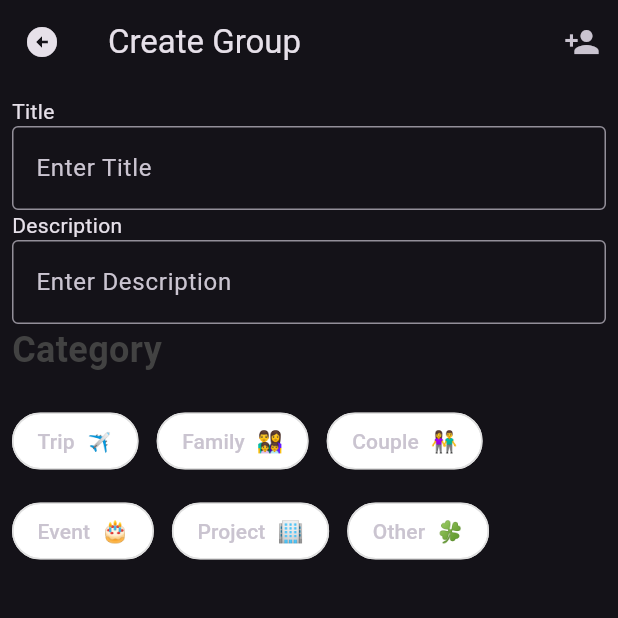
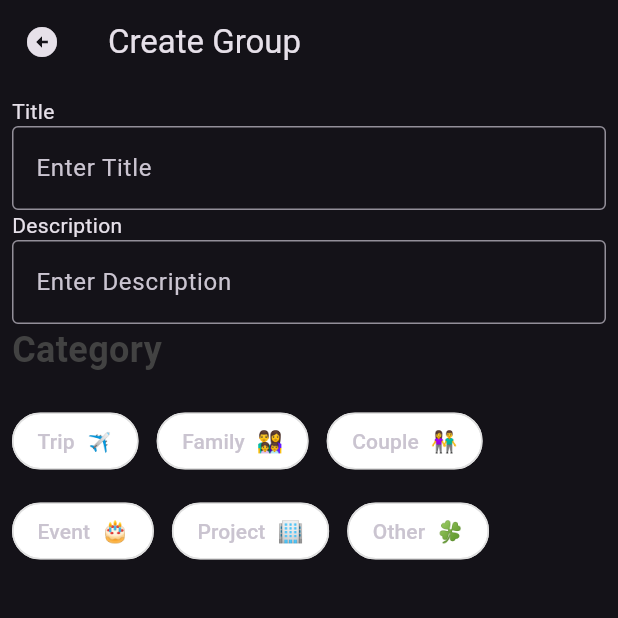
Before and after one commit to rohitranjan753/spendeex, a Flutter app: the CreateGroupScreen screen opened by its route, on a phone screen of 412 x 824 dp, the top half of it. Run offline on Flutter 3.47's test engine with Material 3 defaults, Android fonts, the phone set to English and light mode, and no system bars; our stand-ins replace cloud_firestore, firebase_auth, firebase_core, fl_chart, google_nav_bar, google_sign_in; accounts and stored records are empty.

Commit message:
Created group screen modified

```diff
--- a/spendeex/lib/presentation/screens/create_group_screen.dart
+++ b/spendeex/lib/presentation/screens/create_group_screen.dart
@@ -16,7 +16,7 @@ class _CreateGroupScreenState extends State<CreateGroupScreen> {
   TextEditingController groupTitleController = TextEditingController();
   TextEditingController groupDescriptionController = TextEditingController();
   TextEditingController groupCategoryController = TextEditingController();
-
+  final List<Friend> selectedFriendList = [];
 
   @override
   Widget build(BuildContext context) {
@@ -35,7 +35,21 @@ class _CreateGroupScreenState extends State<CreateGroupScreen> {
           icon: Icon(Icons.arrow_circle_left_sharp),
         ),
         title: firstPage ? Text('Create Group') : Text('Select friend'),
-        actions: [IconButton(icon: Icon(Icons.person_add), onPressed: () {})],
+        actions: [
+          if (!firstPage)
+            IconButton(
+              icon: Icon(Icons.person_add),
+              onPressed: () {
+                if (!firstPage) {
+                  setState(() {
+                    firstPage = !firstPage;
+                  });
+                  return;
+                }
+                Navigator.pop(context);
+              },
+            ),
+        ],
       ),
 
       body:
@@ -75,8 +89,22 @@ class _CreateGroupScreenState extends State<CreateGroupScreen> {
                   ),
                 ),
               )
-              : SelectFriendsWidget(),
-      floatingActionButton: Row(
+              : SelectFriendsWidget(
+                preSelectedFriends: [...selectedFriendList],
+                onBackPressed: (List<Friend> selectedFriends) {
+                  selectedFriendList.clear();
+                  selectedFriendList.addAll(selectedFriends);
+                  if (kDebugMode) {
+                    print('Selected Friends: $selectedFriendList');
+                  }
+                  setState(() {
+                    firstPage = !firstPage;
+                  });
+                },
+              ),
+      floatingActionButton:
+          firstPage
+              ? Row(
         mainAxisAlignment: MainAxisAlignment.end,
         children: [
           // FloatingActionButton(
@@ -111,13 +139,13 @@ class _CreateGroupScreenState extends State<CreateGroupScreen> {
               });
             },
             child:
-                firstPage
-                    ? Icon(Icons.arrow_forward_ios)
-                    : Icon(Icons.arrow_back_ios),
+
+                    Icon(Icons.arrow_forward_ios),
             backgroundColor: const Color.fromARGB(255, 255, 90, 78),
           ),
         ],
-      ),
+              )
+              : null,
     );
   }
 }
```
Also changed, not shown: spendeex/lib/presentation/screens/select_friend.dart (+79 -16 lines).
